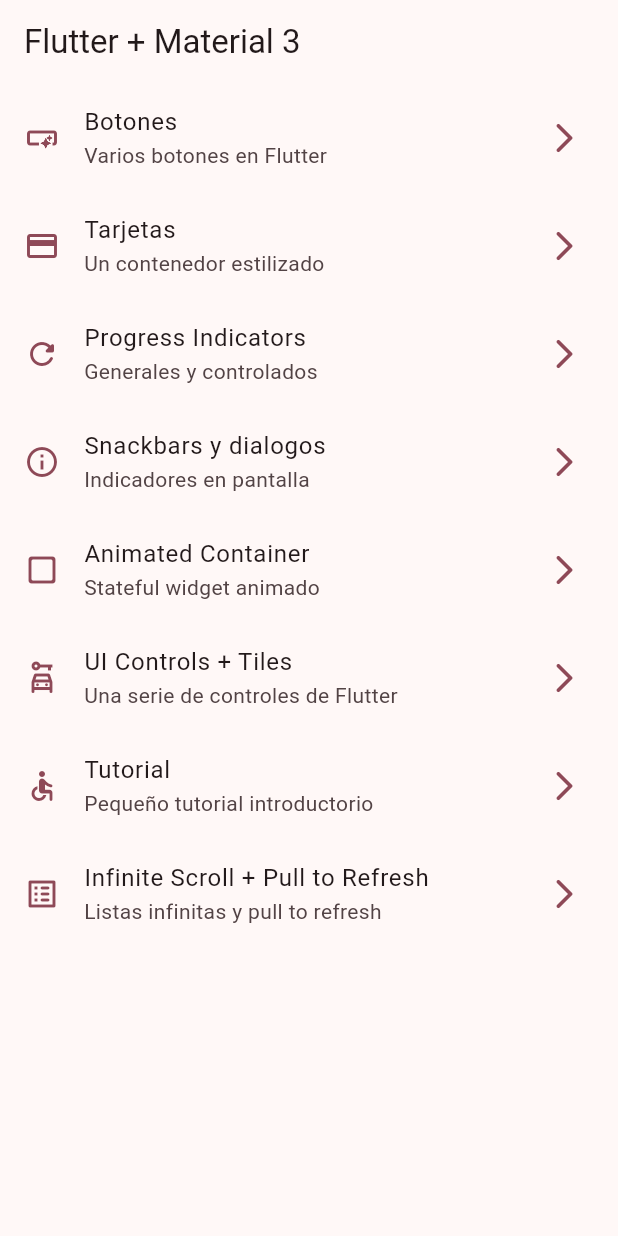
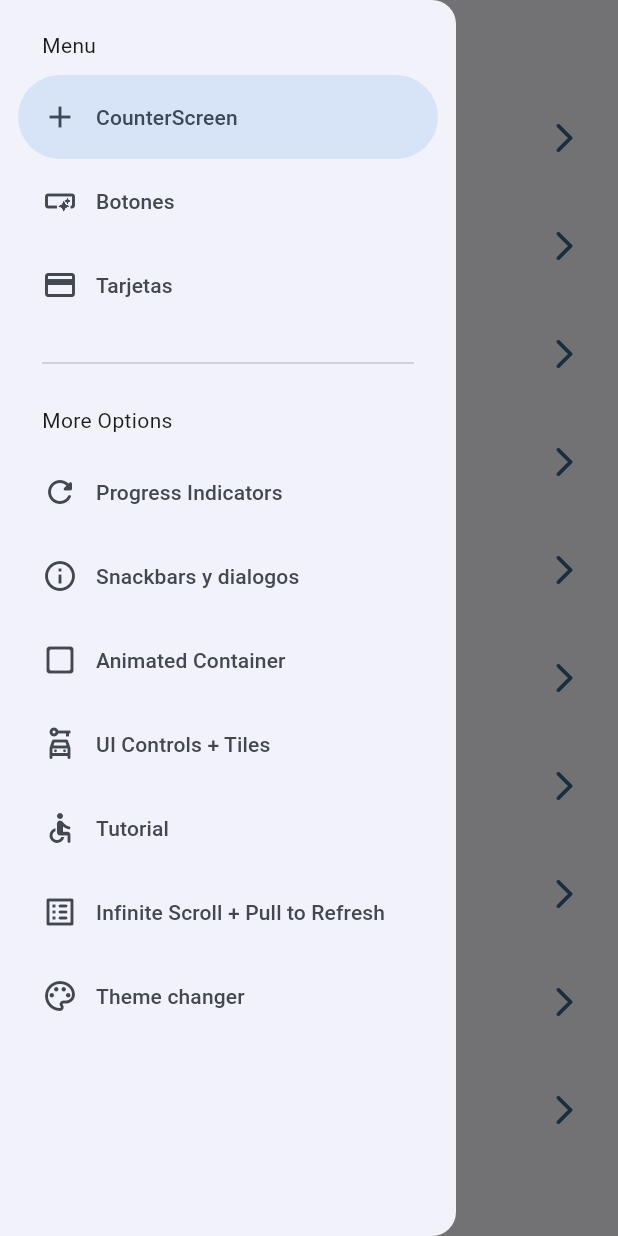
Before and after one commit to and-r22/widgets_app, a Flutter app: the screen it shows after launch, with the side drawer open (before the commit the screen has no drawer), on a phone screen of 412 x 824 dp. Run offline on Flutter 3.47's test engine with Material 3 defaults, Android fonts, the phone set to English and light mode, and no system bars; our stand-ins replace animate_do, flutter_riverpod, go_router.

Commit message:
add riverpod

```diff
--- a/lib/config/menu/menu_items.dart
+++ b/lib/config/menu/menu_items.dart
@@ -17,6 +17,13 @@ class MenuItem {
 }
 
 const appMenuItems = <MenuItem> [
+
+  MenuItem(
+    title: 'CounterScreen',
+    subTitle: 'Introduccion a Riverpod',
+    link: '/counter',
+    icon: Icons.add
+  ),
 
   MenuItem(
     title: 'Botones',
@@ -74,4 +81,11 @@ const appMenuItems = <MenuItem> [
     icon: Icons.list_alt_rounded
   ),
 
+  MenuItem(
+    title: 'Theme changer',
+    subTitle: 'Cambiar tema de la app',
+    link: '/theme_changer',
+    icon: Icons.color_lens_outlined
+  ),
+
 ];
--- a/lib/config/router/app_router.dart
+++ b/lib/config/router/app_router.dart
@@ -59,5 +59,17 @@ final appRouter = GoRouter(
       builder: (context, state) => const InfiniteScrollScreen(),
     ),
 
+    GoRoute(
+      path: '/counter',
+      name: CounterScreen.name,
+      builder: (context, state) => const CounterScreen(),
+    ),
+
+    GoRoute(
+      path: '/theme_changer',
+      name: ThemeChangerScreen.name,
+      builder: (context, state) => const ThemeChangerScreen(),
+    ),
+
   ],
 );
--- a/lib/config/theme/app_theme.dart
+++ b/lib/config/theme/app_theme.dart
@@ -14,16 +14,19 @@ const colorList = <Color> [
 
 class AppTheme {
 
-  final int selectedColor;
-
   AppTheme({
-    this.selectedColor = 0
+    this.selectedColor = 0,
+    this.isDarkMode = false,
   }): assert(selectedColor >= 0, 'Selected color must be greater than 0'),
       assert(selectedColor < colorList.length,
         'Selected color must be lees or equal than ${colorList.length - 1}');
 
+  final int selectedColor;
+  final bool isDarkMode;
+
   ThemeData getTheme() => ThemeData(
     useMaterial3: true,
+    brightness: isDarkMode ? Brightness.dark : Brightness.light,
     colorSchemeSeed: colorList[ selectedColor ],
     appBarTheme: const AppBarTheme(
       centerTitle: false
--- a/lib/main.dart
+++ b/lib/main.dart
@@ -1,21 +1,31 @@
 import 'package:flutter/material.dart';
+import 'package:flutter_riverpod/flutter_riverpod.dart';
 import 'package:widgets_app/config/router/app_router.dart';
 import 'package:widgets_app/config/theme/app_theme.dart';
+import 'package:widgets_app/presentation/providers/theme_provider.dart';
 
 void main() {
-  runApp(const MainApp());
+  runApp(
+    const ProviderScope(
+      child: MainApp(),
+    ),
+  );
 }
 
-class MainApp extends StatelessWidget {
+class MainApp extends ConsumerWidget {
   const MainApp({super.key});
 
   @override
-  Widget build(BuildContext context) {
+  Widget build(BuildContext context, WidgetRef ref) {
+
+    final selectedColor = ref.watch(selectedColorProvider);
+    final isDarkMode = ref.watch(isDarkModeProvider);
+
     return MaterialApp.router(
       title: 'Flutter Widgets',
       routerConfig: appRouter,
       debugShowCheckedModeBanner: false,
-      theme: AppTheme(selectedColor: 7).getTheme(),
+      theme: AppTheme(selectedColor: selectedColor, isDarkMode: isDarkMode).getTheme(),
     );
   }
 }
--- /dev/null
+++ b/lib/presentation/providers/counter_provider.dart
@@ -0,0 +1,3 @@
+import 'package:flutter_riverpod/flutter_riverpod.dart';
+
+final counterProvider = StateProvider<int>((ref) => 5);
--- /dev/null
+++ b/lib/presentation/providers/theme_provider.dart
@@ -0,0 +1,11 @@
+import 'package:flutter_riverpod/flutter_riverpod.dart';
+import 'package:widgets_app/config/theme/app_theme.dart';
+
+// Listado de colores inmutable
+final colorListProvider = Provider((ref) => colorList);
+
+// Un simple boolean
+final isDarkModeProvider = StateProvider<bool>((ref) => false);
+
+// Un simple int
+final selectedColorProvider = StateProvider<int>((ref) => 0);
--- a/lib/presentation/screens/home/home_screen.dart
+++ b/lib/presentation/screens/home/home_screen.dart
@@ -1,6 +1,7 @@
 import 'package:flutter/material.dart';
 import 'package:go_router/go_router.dart';
 import 'package:widgets_app/config/menu/menu_items.dart';
+import 'package:widgets_app/presentation/widgets/side_menu.dart';
 
 class HomeScreen extends StatelessWidget {
 
@@ -10,11 +11,16 @@ class HomeScreen extends StatelessWidget {
 
   @override
   Widget build(BuildContext context) {
+
+    final scaffoldKey = GlobalKey<ScaffoldState>();
+
     return Scaffold(
+      key: scaffoldKey,
       appBar: AppBar(
         title: const Text('Flutter + Material 3'),
       ),
       body: const _HomeView(),
+      drawer: SideMenu(scaffoldKey: scaffoldKey),
     );
   }
 }
--- a/lib/presentation/screens/screens.dart
+++ b/lib/presentation/screens/screens.dart
@@ -2,8 +2,10 @@ export 'package:widgets_app/presentation/screens/animated/animated_screen.dart';
 export 'package:widgets_app/presentation/screens/app_tutorial/app_tutorial_screen.dart';
 export 'package:widgets_app/presentation/screens/buttons/buttons_screen.dart';
 export 'package:widgets_app/presentation/screens/cards/cards_screen.dart';
+export 'package:widgets_app/presentation/screens/counter/counter_screen.dart';
 export 'package:widgets_app/presentation/screens/home/home_screen.dart';
 export 'package:widgets_app/presentation/screens/infinite_scroll/infinite_scroll_screen.dart';
 export 'package:widgets_app/presentation/screens/progress/progress_screen.dart';
 export 'package:widgets_app/presentation/screens/snackbars/snackbars_screen.dart';
+export 'package:widgets_app/presentation/screens/theme_changer/theme_changer_screen.dart';
 export 'package:widgets_app/presentation/screens/ui_controls/ui_controls_screen.dart';
--- /dev/null
+++ b/lib/presentation/widgets/side_menu.dart
@@ -0,0 +1,82 @@
+import 'package:flutter/material.dart';
+import 'package:go_router/go_router.dart';
+import 'package:widgets_app/config/menu/menu_items.dart';
+
+class SideMenu extends StatefulWidget {
+
+  const SideMenu({
+    required this.scaffoldKey,
+    super.key
+  });
+
+  final GlobalKey<ScaffoldState> scaffoldKey;
+
+  @override
+  State<SideMenu> createState() => _SideMenuState();
+}
+
+class _SideMenuState extends State<SideMenu> {
+
+  int navDrawerIndex = 0;
+
+  @override
+  Widget build(BuildContext context) {
+
+    final hasNotch = MediaQuery.of(context).viewPadding.top > 35;
+
+    // if (Platform.isAndroid) {
+    //   print('Android $hasNotch');
+    // }
+    // if (Platform.isIOS) {
+    //   print('Android $hasNotch');
+    // }
+
+    return NavigationDrawer(
+      selectedIndex: navDrawerIndex,
+      onDestinationSelected: (value) {
+
+        setState(() {
+          navDrawerIndex = value;
+        });
+
+        final menuItem = appMenuItems[value];
+        context.push(menuItem.link);
+        widget.scaffoldKey.currentState?.closeDrawer();
+
+      },
+      children: [
+        Padding(
+          padding: EdgeInsets.fromLTRB(28, hasNotch ? 5 : 20, 16, 10),
+          child: const Text('Menu'),
+        ),
+
+        ...appMenuItems
+          .sublist(0, 3)
+          .map((item) => NavigationDrawerDestination (
+            icon: Icon(item.icon),
+            label: Text(item.title),
+          ),
+        ),
+
+        const Padding(
+          padding: EdgeInsets.fromLTRB(28, 16, 28, 10),
+          child: Divider(),
+        ),
+
+        const Padding(
+          padding: EdgeInsets.fromLTRB(28, 10, 16, 10),
+          child: Text('More Options'),
+        ),
+
+        ...appMenuItems
+          .sublist(3)
+          .map((item) => NavigationDrawerDestination (
+            icon: Icon(item.icon),
+            label: Text(item.title),
+          ),
+        ),
+
+      ]
+    );
+  }
+}
--- a/pubspec.yaml
+++ b/pubspec.yaml
@@ -10,6 +10,7 @@ dependencies:
   animate_do: ^4.2.0
   flutter:
     sdk: flutter
+  flutter_riverpod: ^2.6.1
   go_router: ^14.8.1
   very_good_analysis: ^7.0.0
 
```
Also changed, not shown: lib/presentation/screens/counter/counter_screen.dart (added, +50 -0 lines), lib/presentation/screens/theme_changer/theme_changer_screen.dart (added, +66 -0 lines), pubspec.lock.
